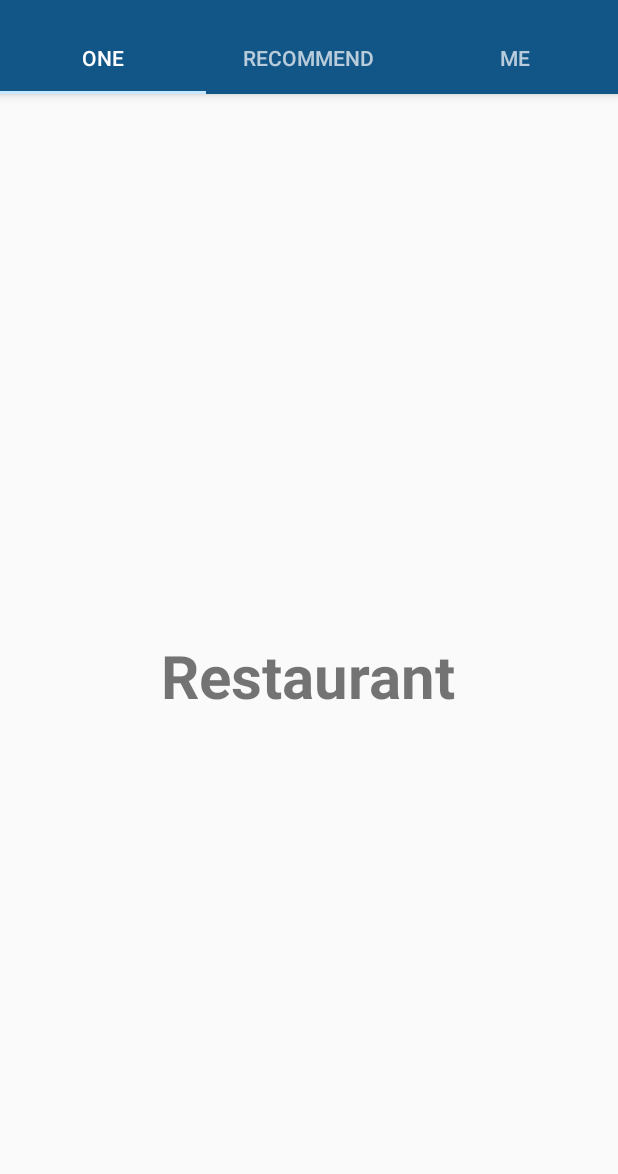
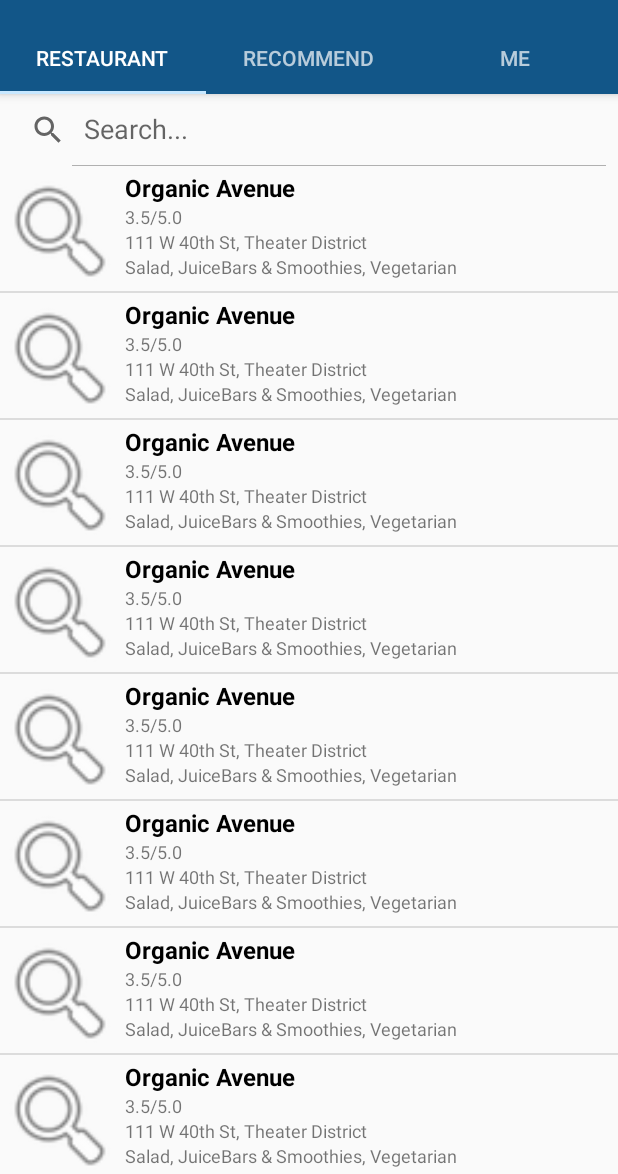
Before and after one commit to Phantomape/courses-columbia, an Android app: the screen it shows after launch (MainActivity), on a phone screen of 412 x 824 dp, the part 62-1236 px from its top. Run offline under Robolectric (Android 15) with nearby library versions, the light colour scheme and no system bars.

Commit message:
add restaurant page

```diff
--- a/app/src/main/java/com/eathere/cc/eathere/MainActivity.java
+++ b/app/src/main/java/com/eathere/cc/eathere/MainActivity.java
@@ -38,7 +38,7 @@ public class MainActivity extends AppCompatActivity {
 
     private void setupViewPager(ViewPager viewPager) {
         ViewPagerAdapter adapter = new ViewPagerAdapter(getSupportFragmentManager());
-        adapter.addFragment(new RestaurantFragment(), "ONE");
+        adapter.addFragment(new RestaurantFragment(), "Restaurant");
         adapter.addFragment(new RecommendFragment(), "Recommend");
         adapter.addFragment(new MeFragment(), "Me");
         viewPager.setAdapter(adapter);
--- a/app/src/main/java/com/eathere/cc/eathere/RecommendFragment.java
+++ b/app/src/main/java/com/eathere/cc/eathere/RecommendFragment.java
@@ -1,10 +1,12 @@
 package com.eathere.cc.eathere;
 
+import android.content.Context;
 import android.os.Bundle;
 import android.support.v4.app.Fragment;
 import android.view.LayoutInflater;
 import android.view.View;
 import android.view.ViewGroup;
+import android.view.inputmethod.InputMethodManager;
 import android.widget.ListView;
 import android.widget.SimpleAdapter;
 
@@ -28,11 +30,11 @@ public class RecommendFragment extends Fragment{
     public View onCreateView(LayoutInflater inflater, ViewGroup container,
                              Bundle savedInstanceState) {
         View rootView = inflater.inflate(R.layout.fragment_recommend, container, false);
+
         ListView listView = (ListView) rootView.findViewById(R.id.frag_recommend_list_view);
         SimpleAdapter adapter = new SimpleAdapter(getActivity(), getData(),
                 R.layout.fragment_recommend_list_view_item, new String[] { "img", "title", "rating", "address", "category"},
                 new int[] { R.id.img, R.id.title, R.id.rating, R.id.address, R.id.category });
-        //setListAdapter(adapter);
         listView.setAdapter(adapter);
         // Inflate the layout for this fragment
         return rootView;
--- a/app/src/main/java/com/eathere/cc/eathere/RestaurantFragment.java
+++ b/app/src/main/java/com/eathere/cc/eathere/RestaurantFragment.java
@@ -1,10 +1,20 @@
 package com.eathere.cc.eathere;
 
+import android.content.Context;
 import android.os.Bundle;
 import android.support.v4.app.Fragment;
 import android.view.LayoutInflater;
 import android.view.View;
 import android.view.ViewGroup;
+import android.view.WindowManager;
+import android.view.inputmethod.InputMethodManager;
+import android.widget.ListView;
+import android.widget.SimpleAdapter;
+
+import java.util.ArrayList;
+import java.util.HashMap;
+import java.util.List;
+import java.util.Map;
 
 
 public class RestaurantFragment extends Fragment{
@@ -15,14 +25,92 @@ public class RestaurantFragment extends Fragment{
 
     @Override
     public void onCreate(Bundle savedInstanceState) {
+
         super.onCreate(savedInstanceState);
+
     }
 
     @Override
     public View onCreateView(LayoutInflater inflater, ViewGroup container,
                              Bundle savedInstanceState) {
+        View rootView = inflater.inflate(R.layout.fragment_restaurant, container, false);
+        ListView listView = (ListView) rootView.findViewById(R.id.frag_restaurant_list_view);
+        SimpleAdapter adapter = new SimpleAdapter(getActivity(), getData(),
+                R.layout.fragment_restaurant_list_view_item, new String[] { "img", "title", "rating", "address", "category"},
+                new int[] { R.id.img, R.id.title, R.id.rating, R.id.address, R.id.category });
+        listView.setAdapter(adapter);
         // Inflate the layout for this fragment
-        return inflater.inflate(R.layout.fragment_restaurant, container, false);
+        return rootView;
     }
 
+
+    private List<Map<String, Object>> getData() {
+        List<Map<String, Object>> list = new ArrayList<Map<String, Object>>();
+        Map<String, Object> map = new HashMap<String, Object>();
+
+        map.put("img", android.R.drawable.ic_menu_search);
+        map.put("title", "Organic Avenue");
+        map.put("rating", "3.5/5.0");
+        map.put("address", "111 W 40th St, Theater District");
+        map.put("category", "Salad, JuiceBars & Smoothies, Vegetarian");
+        list.add(map);
+
+        map.put("img", android.R.drawable.ic_menu_search);
+        map.put("title", "Organic Avenue");
+        map.put("rating", "3.5/5.0");
+        map.put("address", "111 W 40th St, Theater District");
+        map.put("category", "Salad, JuiceBars & Smoothies, Vegetarian");
+        list.add(map);
+
+        map.put("img", android.R.drawable.ic_menu_search);
+        map.put("title", "Organic Avenue");
+        map.put("rating", "3.5/5.0");
+        map.put("address", "111 W 40th St, Theater District");
+        map.put("category", "Salad, JuiceBars & Smoothies, Vegetarian");
+
+        list.add(map);
+        map.put("img", android.R.drawable.ic_menu_search);
+        map.put("title", "Organic Avenue");
+        map.put("rating", "3.5/5.0");
+        map.put("address", "111 W 40th St, Theater District");
+        map.put("category", "Salad, JuiceBars & Smoothies, Vegetarian");
+        list.add(map);
+
+        map.put("img", android.R.drawable.ic_menu_search);
+        map.put("title", "Organic Avenue");
+        map.put("rating", "3.5/5.0");
+        map.put("address", "111 W 40th St, Theater District");
+        map.put("category", "Salad, JuiceBars & Smoothies, Vegetarian");
+        list.add(map);
+
+        map.put("img", android.R.drawable.ic_menu_search);
+        map.put("title", "Organic Avenue");
+        map.put("rating", "3.5/5.0");
+        map.put("address", "111 W 40th St, Theater District");
+        map.put("category", "Salad, JuiceBars & Smoothies, Vegetarian");
+        list.add(map);
+
+        map.put("img", android.R.drawable.ic_menu_search);
+        map.put("title", "Organic Avenue");
+        map.put("rating", "3.5/5.0");
+        map.put("address", "111 W 40th St, Theater District");
+        map.put("category", "Salad, JuiceBars & Smoothies, Vegetarian");
+        list.add(map);
+
+        map.put("img", android.R.drawable.ic_menu_search);
+        map.put("title", "Organic Avenue");
+        map.put("rating", "3.5/5.0");
+        map.put("address", "111 W 40th St, Theater District");
+        map.put("category", "Salad, JuiceBars & Smoothies, Vegetarian");
+        list.add(map);
+
+        map.put("img", android.R.drawable.ic_menu_search);
+        map.put("title", "Organic Avenue");
+        map.put("rating", "3.5/5.0");
+        map.put("address", "111 W 40th St, Theater District");
+        map.put("category", "Salad, JuiceBars & Smoothies, Vegetarian");
+        list.add(map);
+
+        return list;
+    }
 }
--- a/app/src/main/res/layout/fragment_recommend.xml
+++ b/app/src/main/res/layout/fragment_recommend.xml
@@ -3,8 +3,6 @@
     xmlns:tools="http://schemas.android.com/tools"
     android:layout_width="match_parent"
     android:layout_height="match_parent"
-    xmlns:app="http://schemas.android.com/apk/res-auto"
-    app:layout_behavior="@string/appbar_scrolling_view_behavior"
     tools:context="com.eathere.cc.eathere.RecommendFragment">
 
     <ListView
--- a/app/src/main/res/layout/fragment_restaurant.xml
+++ b/app/src/main/res/layout/fragment_restaurant.xml
@@ -1,16 +1,26 @@
 <?xml version="1.0" encoding="utf-8"?>
 <RelativeLayout xmlns:android="http://schemas.android.com/apk/res/android"
     xmlns:tools="http://schemas.android.com/tools"
+    android:id="@+id/frag_restaurant_relative_layout"
     android:layout_width="match_parent"
     android:layout_height="match_parent"
+    android:focusable="true"
+    android:focusableInTouchMode="true"
     tools:context="com.eathere.cc.eathere.RestaurantFragment">
 
-    <TextView
-        android:layout_width="wrap_content"
+    <SearchView
+        android:id="@+id/frag_restaurant_search_view"
+        android:layout_width="match_parent"
         android:layout_height="wrap_content"
-        android:text="@string/frag_restaurant"
-        android:textSize="40dp"
-        android:textStyle="bold"
-        android:layout_centerInParent="true"/>
+        android:iconifiedByDefault="false"
+        android:queryHint="Search..." />
+
+    <ListView
+        android:id="@+id/frag_restaurant_list_view"
+        android:layout_width="match_parent"
+        android:layout_height="match_parent"
+        android:layout_marginBottom="?attr/actionBarSize"
+        android:layout_below="@+id/frag_restaurant_search_view"
+        />
 
 </RelativeLayout>
--- /dev/null
+++ b/app/src/main/res/layout/fragment_restaurant_list_view_item.xml
@@ -0,0 +1,49 @@
+<?xml version="1.0" encoding="utf-8"?>
+<LinearLayout xmlns:android="http://schemas.android.com/apk/res/android"
+    android:layout_width="fill_parent"
+    android:layout_height="fill_parent"
+    android:orientation="horizontal">
+
+    <ImageView
+        android:id="@+id/img"
+        android:layout_width="80dp"
+        android:layout_height="80dp"
+        android:layout_marginRight="3dp"
+        android:layout_marginTop="3dp"
+        />
+    <LinearLayout
+        android:layout_width="fill_parent"
+        android:layout_height="wrap_content"
+        android:orientation="vertical"
+        android:layout_marginTop="3dp"
+        >
+        <TextView
+            android:id="@+id/title"
+            android:layout_width="fill_parent"
+            android:layout_height="wrap_content"
+            android:textSize="16sp"
+            android:textColor="@android:color/black"
+            android:textStyle="bold"
+            />
+        <TextView
+            android:id="@+id/rating"
+            android:layout_width="fill_parent"
+            android:layout_height="wrap_content"
+            android:textSize="12sp"
+            />
+        <TextView
+            android:id="@+id/address"
+            android:layout_width="fill_parent"
+            android:layout_height="wrap_content"
+            android:textSize="12sp"
+            />
+
+        <TextView
+            android:id="@+id/category"
+            android:layout_width="fill_parent"
+            android:layout_height="wrap_content"
+            android:textSize="12sp"
+            />
+    </LinearLayout>
+
+</LinearLayout>
```
